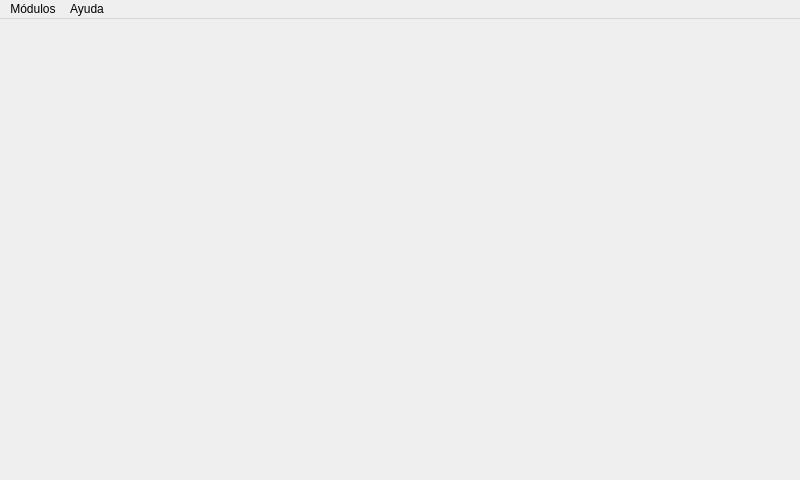
Above: principal.ui from jorge-luis-dev/Arenita before the change. Below: the same form after it.
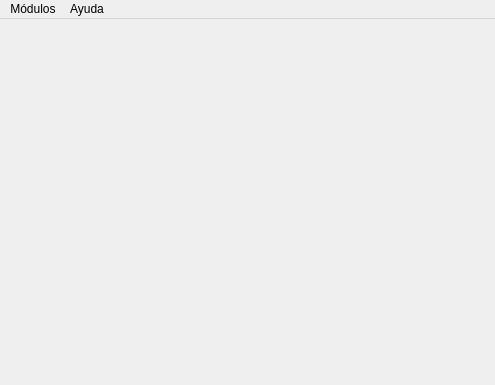
That is the form after the change.

```diff
--- a/principal.ui
+++ b/principal.ui
@@ -6,8 +6,8 @@
    <rect>
     <x>0</x>
     <y>0</y>
-    <width>800</width>
-    <height>480</height>
+    <width>495</width>
+    <height>385</height>
    </rect>
   </property>
   <property name="windowTitle">
@@ -19,11 +19,11 @@
     <rect>
      <x>0</x>
      <y>0</y>
-     <width>800</width>
+     <width>495</width>
      <height>22</height>
     </rect>
    </property>
-   <widget class="QMenu" name="menuM_dulos">
+   <widget class="QMenu" name="menuModulos">
     <property name="title">
      <string>Módulos</string>
     </property>
@@ -35,7 +35,7 @@
     </property>
     <addaction name="actionAcerca_de"/>
    </widget>
-   <addaction name="menuM_dulos"/>
+   <addaction name="menuModulos"/>
    <addaction name="menuAyuda"/>
   </widget>
   <action name="actionAcerca_de">
```
